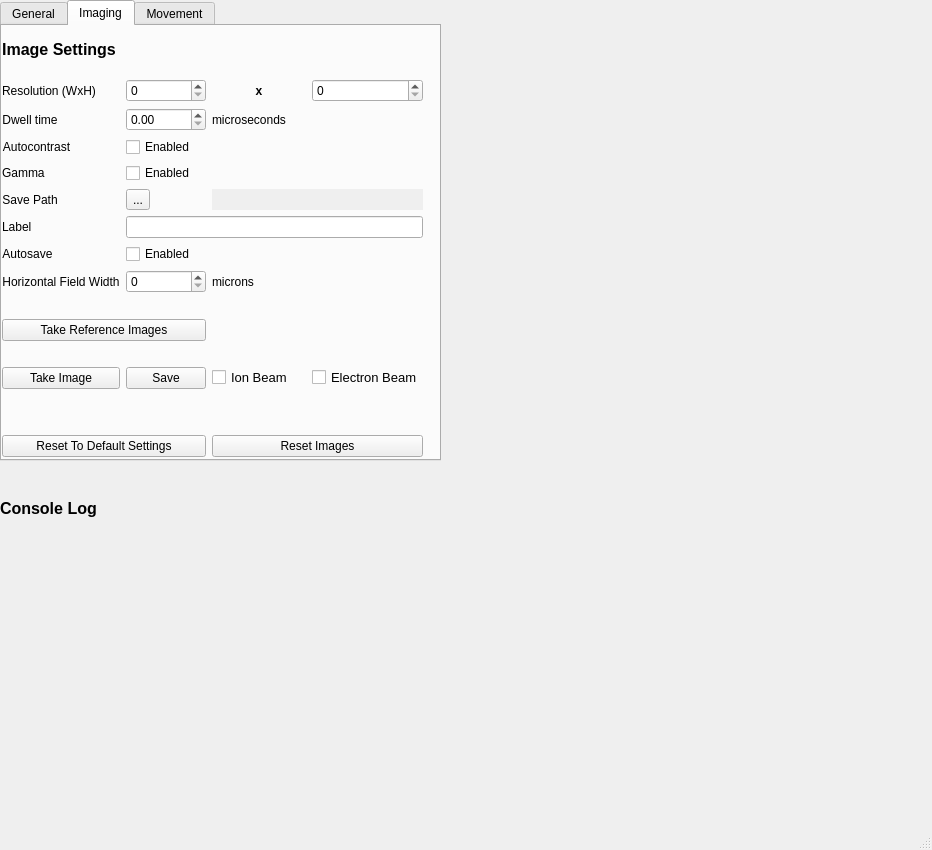
Qt form fibsem/ui/qtdesigner_files/connect.ui (DeMarcoLab/fibsem) before a commit.
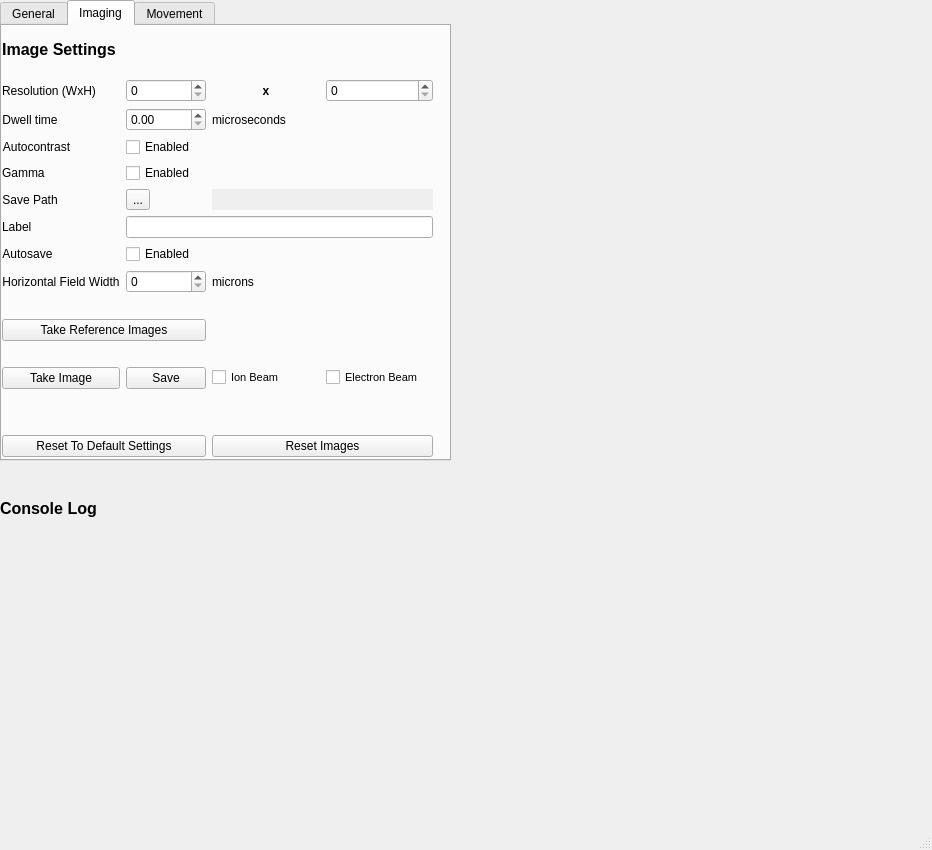
The same form after that commit.

Patch:
```diff
--- a/fibsem/ui/qtdesigner_files/connect.ui
+++ b/fibsem/ui/qtdesigner_files/connect.ui
@@ -28,7 +28,7 @@
      <rect>
       <x>0</x>
       <y>0</y>
-      <width>441</width>
+      <width>451</width>
       <height>461</height>
      </rect>
     </property>
@@ -78,7 +78,7 @@
        <rect>
         <x>0</x>
         <y>0</y>
-        <width>421</width>
+        <width>431</width>
         <height>431</height>
        </rect>
       </property>
@@ -186,7 +186,7 @@
         <widget class="QCheckBox" name="check_EB">
          <property name="font">
           <font>
-           <pointsize>10</pointsize>
+           <pointsize>8</pointsize>
           </font>
          </property>
          <property name="text">
@@ -268,7 +268,7 @@
         <widget class="QCheckBox" name="check_IB">
          <property name="font">
           <font>
-           <pointsize>10</pointsize>
+           <pointsize>8</pointsize>
           </font>
          </property>
          <property name="text">
```
